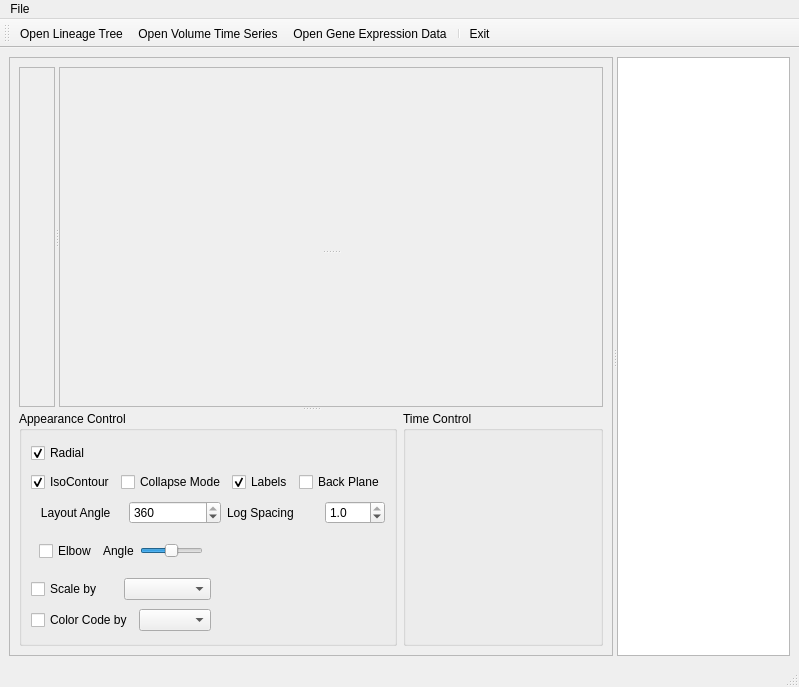
Before: the Qt Designer form CellLineage.ui in gofigure2/CellLineageViewer, drawn with Qt 5.
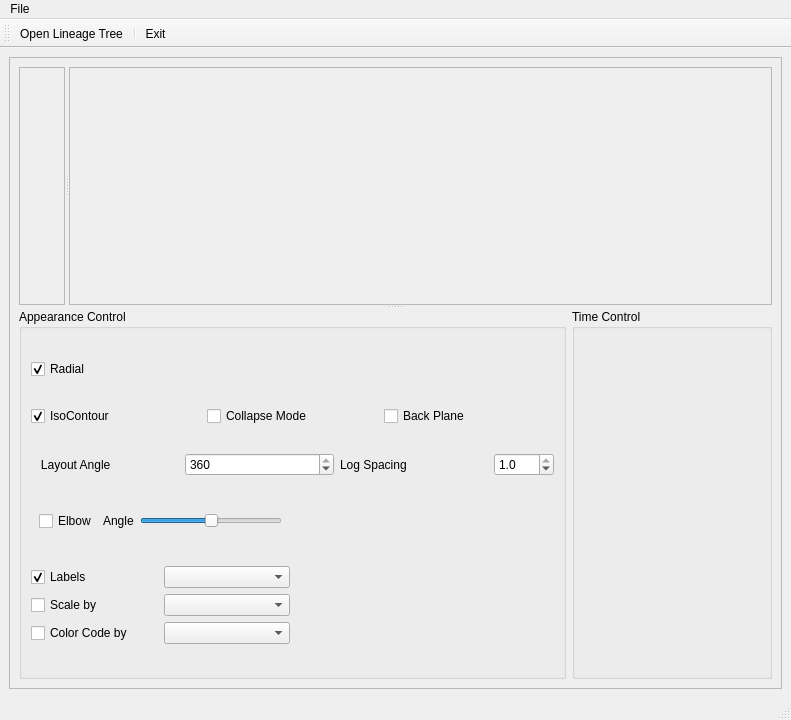
After: the same form once the commit is applied. Icons and pictures are not drawn. Custom widgets are drawn as their Qt base class.

What changed in the file:
```diff
--- a/CellLineage.ui
+++ b/CellLineage.ui
@@ -6,8 +6,8 @@
    <rect>
     <x>0</x>
     <y>0</y>
-    <width>799</width>
-    <height>687</height>
+    <width>791</width>
+    <height>720</height>
    </rect>
   </property>
   <property name="windowTitle">
@@ -101,20 +101,6 @@
                  </size>
                 </property>
                </widget>
-               <widget class="QVTKWidget" name="vtkVolumeViewWidget" native="true">
-                <property name="sizePolicy">
-                 <sizepolicy hsizetype="Expanding" vsizetype="Expanding">
-                  <horstretch>0</horstretch>
-                  <verstretch>0</verstretch>
-                 </sizepolicy>
-                </property>
-                <property name="minimumSize">
-                 <size>
-                  <width>300</width>
-                  <height>150</height>
-                 </size>
-                </property>
-               </widget>
               </widget>
              </item>
             </layout>
@@ -185,16 +171,6 @@
                    </property>
                   </widget>
                  </item>
-                 <item>
-                  <widget class="QCheckBox" name="labelsCheckBox">
-                   <property name="text">
-                    <string>Labels</string>
-                   </property>
-                   <property name="checked">
-                    <bool>true</bool>
-                   </property>
-                  </widget>
-                 </item>
                  <item>
                   <widget class="QCheckBox" name="backPlaneCheckBox">
                    <property name="text">
@@ -309,13 +285,26 @@
                <item row="4" column="0">
                 <layout class="QGridLayout" name="gridLayout">
                  <item row="0" column="0">
+                  <widget class="QCheckBox" name="labelsCheckBox">
+                   <property name="text">
+                    <string>Labels</string>
+                   </property>
+                   <property name="checked">
+                    <bool>true</bool>
+                   </property>
+                  </widget>
+                 </item>
+                 <item row="0" column="1">
+                  <widget class="QComboBox" name="labelType"/>
+                 </item>
+                 <item row="1" column="0">
                   <widget class="QCheckBox" name="scaleBy">
                    <property name="text">
                     <string>Scale by</string>
                    </property>
                   </widget>
                  </item>
-                 <item row="0" column="1">
+                 <item row="1" column="1">
                   <widget class="QComboBox" name="scaleType">
                    <property name="sizePolicy">
                     <sizepolicy hsizetype="Minimum" vsizetype="Fixed">
@@ -325,37 +314,20 @@
                    </property>
                   </widget>
                  </item>
-                </layout>
-               </item>
-               <item row="4" column="1">
-                <spacer name="horizontalSpacer">
-                 <property name="orientation">
-                  <enum>Qt::Horizontal</enum>
-                 </property>
-                 <property name="sizeHint" stdset="0">
-                  <size>
-                   <width>203</width>
-                   <height>20</height>
-                  </size>
-                 </property>
-                </spacer>
-               </item>
-               <item row="5" column="0">
-                <layout class="QGridLayout" name="gridLayout_2">
-                 <item row="0" column="0">
+                 <item row="2" column="0">
                   <widget class="QCheckBox" name="colorCodeBy">
                    <property name="text">
                     <string>Color Code by</string>
                    </property>
                   </widget>
                  </item>
-                 <item row="0" column="1">
+                 <item row="2" column="1">
                   <widget class="QComboBox" name="colorCodeType"/>
                  </item>
                 </layout>
                </item>
-               <item row="5" column="1">
-                <spacer name="horizontalSpacer_2">
+               <item row="4" column="1">
+                <spacer name="horizontalSpacer">
                  <property name="orientation">
                   <enum>Qt::Horizontal</enum>
                  </property>
@@ -391,16 +363,6 @@
                <item>
                 <widget class="QSliderLineEdit" name="timeSlider" native="true"/>
                </item>
-               <item>
-                <widget class="QVCRWidget" name="vcr" native="true">
-                 <property name="maximumSize">
-                  <size>
-                   <width>300</width>
-                   <height>30</height>
-                  </size>
-                 </property>
-                </widget>
-               </item>
               </layout>
              </widget>
             </item>
@@ -410,7 +372,6 @@
         </item>
        </layout>
       </widget>
-      <widget class="QTableView" name="geneTableView"/>
      </widget>
     </item>
    </layout>
@@ -420,7 +381,7 @@
     <rect>
      <x>0</x>
      <y>0</y>
-     <width>799</width>
+     <width>791</width>
      <height>25</height>
     </rect>
    </property>
@@ -454,23 +415,9 @@
     <bool>false</bool>
    </attribute>
    <addaction name="actionOpenLineageFile"/>
-   <addaction name="actionOpenDataFile"/>
-   <addaction name="actionOpenGeneData"/>
    <addaction name="separator"/>
    <addaction name="actionExit"/>
   </widget>
-  <action name="actionOpenDataFile">
-   <property name="enabled">
-    <bool>true</bool>
-   </property>
-   <property name="icon">
-    <iconset resource="Icons/FamFamFamIcons.qrc">
-     <normaloff>:/icons/folder_image.png</normaloff>:/icons/folder_image.png</iconset>
-   </property>
-   <property name="text">
-    <string>Open Volume Time Series...</string>
-   </property>
-  </action>
   <action name="actionExit">
    <property name="icon">
     <iconset resource="Icons/FamFamFamIcons.qrc">
@@ -495,15 +442,6 @@
     <string>Open Lineage Tree</string>
    </property>
   </action>
-  <action name="actionOpenGeneData">
-   <property name="icon">
-    <iconset resource="Icons/FamFamFamIcons.qrc">
-     <normaloff>:/icons/folder_table.png</normaloff>:/icons/folder_table.png</iconset>
-   </property>
-   <property name="text">
-    <string>Open Gene Expression Data...</string>
-   </property>
-  </action>
  </widget>
  <customwidgets>
   <customwidget>
@@ -511,11 +449,6 @@
    <extends>QWidget</extends>
    <header>QSliderLineEdit.h</header>
   </customwidget>
-  <customwidget>
-   <class>QVCRWidget</class>
-   <extends>QWidget</extends>
-   <header>QVCRWidget.h</header>
-  </customwidget>
   <customwidget>
    <class>QVTKWidget</class>
    <extends>QWidget</extends>
```
Left out of the diff: 4 changed lines with no effect on the pictures.
